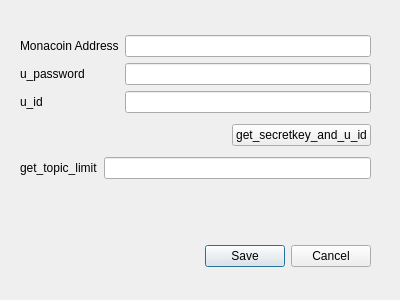
This is setting_window.ui in ottyajp/mona_chaduke as Qt 5 draws it before an edit. The edited form follows.
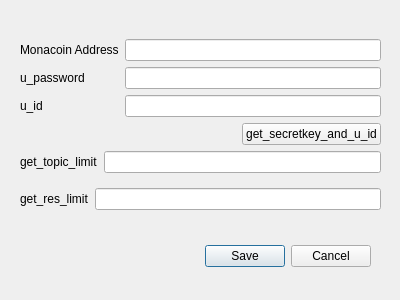
This is the edited form.

What changed in the file:
```diff
--- a/setting_window.ui
+++ b/setting_window.ui
@@ -37,10 +37,12 @@
     <rect>
      <x>20</x>
      <y>30</y>
-     <width>351</width>
-     <height>156</height>
+     <width>361</width>
+     <height>190</height>
     </rect>
    </property>
+   <layout class="QVBoxLayout" name="verticalLayout_4">
+    <item>
    <layout class="QVBoxLayout" name="verticalLayout">
     <item>
      <layout class="QHBoxLayout" name="horizontalLayout_2">
@@ -130,6 +132,22 @@
       </item>
       <item>
        <widget class="QLineEdit" name="get_topic_limit"/>
+        </item>
+       </layout>
+      </item>
+     </layout>
+    </item>
+    <item>
+     <layout class="QHBoxLayout" name="horizontalLayout_4">
+      <item>
+       <widget class="QLabel" name="label_5">
+        <property name="text">
+         <string>get_res_limit</string>
+        </property>
+       </widget>
+      </item>
+      <item>
+       <widget class="QLineEdit" name="get_res_limit"/>
       </item>
      </layout>
     </item>
```
Lines whose indentation alone changed are shown as unchanged.
